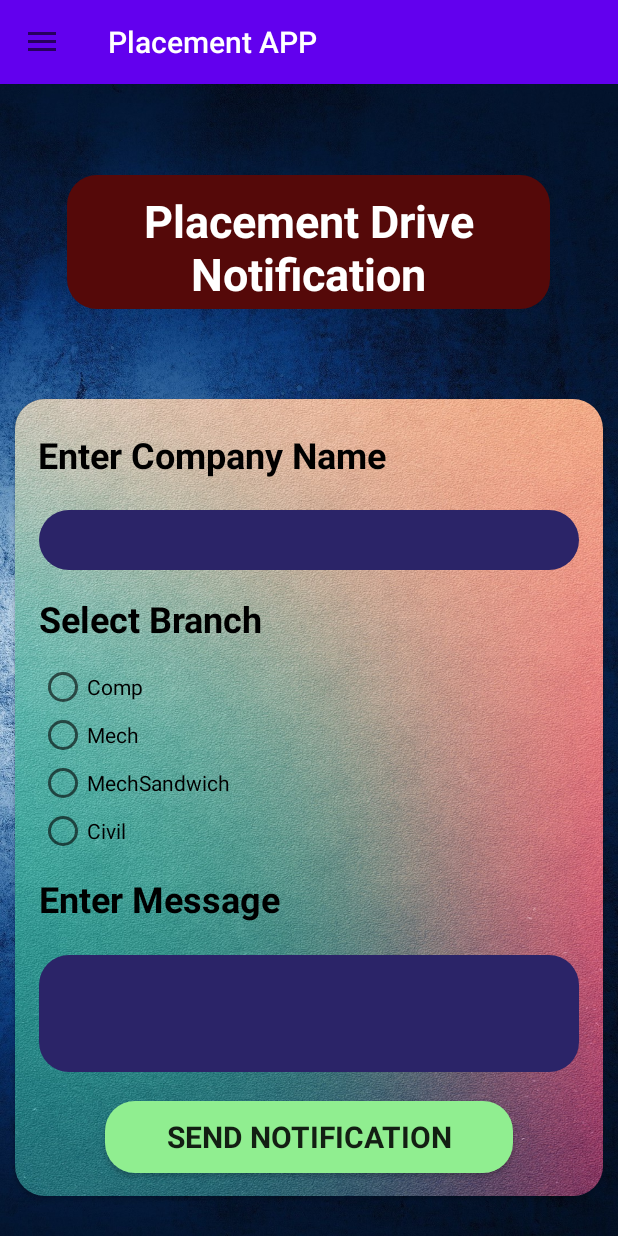
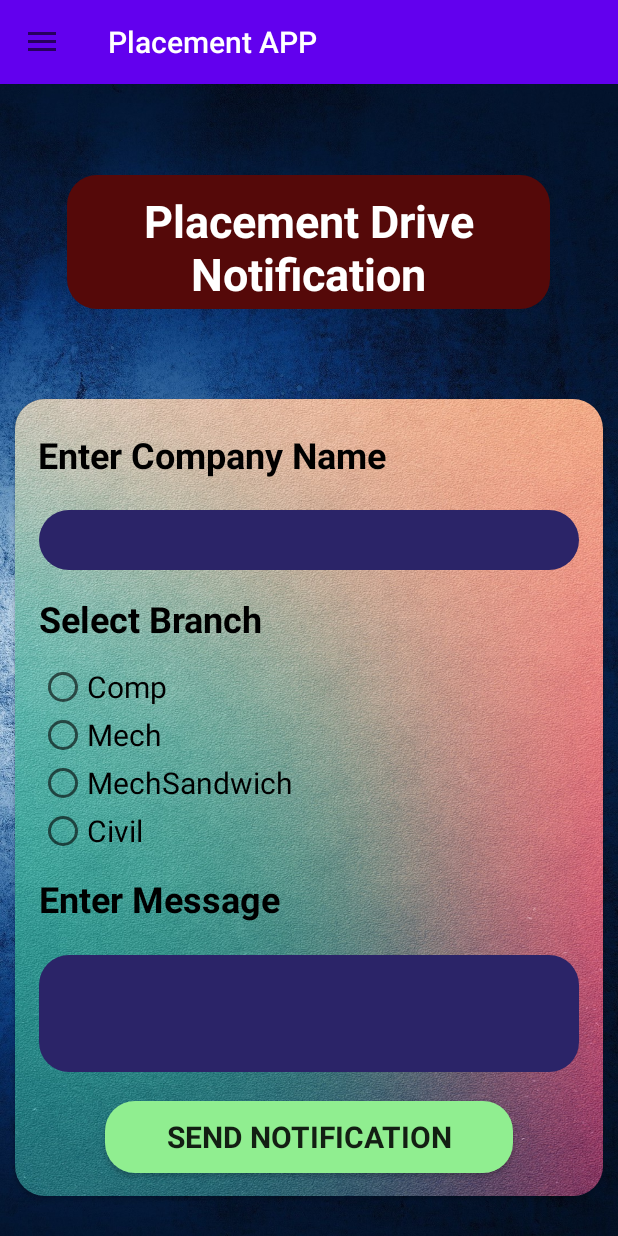
Before and after one commit to nishantduttm/Placement-APP, an Android app: the fragment SendNotificationFragment placed in its activity, on a phone screen of 412 x 824 dp. Run offline under Robolectric (Android 15) with nearby library versions, the phone set to English and light mode, and no system bars; our stand-ins replace Firebase (no records; nobody signed in at launch, a user with empty details on screens opened directly), Volley; Roboto replaces fonts that are not available here; 1 statement that could not run was skipped.

```diff
--- a/app/src/main/res/layout/fragment_send_notification.xml
+++ b/app/src/main/res/layout/fragment_send_notification.xml
@@ -167,26 +167,30 @@
                     android:id="@+id/compBox"
                     android:layout_width="wrap_content"
                     android:layout_height="wrap_content"
-                    android:text="Comp" />
+                    android:text="Comp"
+                    android:textSize="20sp"/>
 
                 <RadioButton
                     android:id="@+id/mechBox"
                     android:layout_width="wrap_content"
                     android:layout_height="wrap_content"
-                    android:text="Mech" />
+                    android:text="Mech"
+                    android:textSize="20sp"/>
 
 
                 <RadioButton
                     android:id="@+id/mechSandBox"
                     android:layout_width="wrap_content"
                     android:layout_height="wrap_content"
-                    android:text="MechSandwich" />
+                    android:text="MechSandwich"
+                    android:textSize="20sp"/>
 
                 <RadioButton
                     android:id="@+id/civilBox"
                     android:layout_width="wrap_content"
                     android:layout_height="wrap_content"
-                    android:text="Civil" />
+                    android:text="Civil"
+                    android:textSize="20sp"/>
 
 
             </RadioGroup>
```
